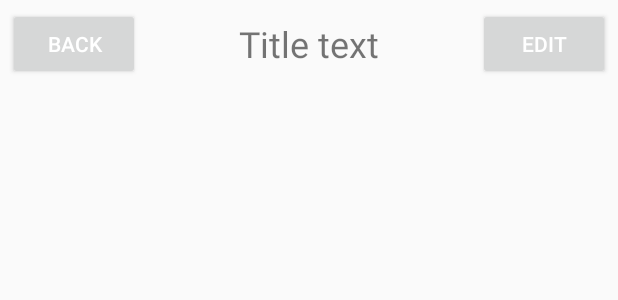
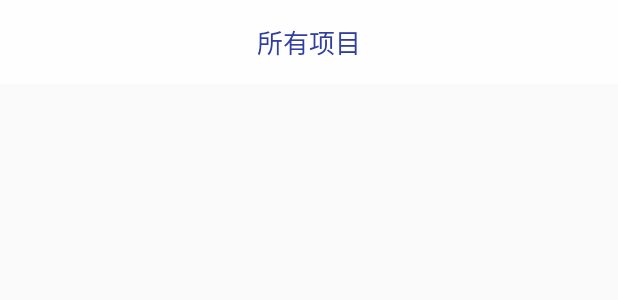
Before and after one commit to SkySeaOK/Machinedone, an Android app: the layout title.xml on its own in the app's theme, with its tools: preview values and no code run, on a phone screen of 412 x 824 dp. Shown: the top 300 px of the screen. Run offline under Robolectric (Android 15) with nearby library versions, the light colour scheme and no system bars.

Commit message:
自定义Toolbar

```diff
--- a/app/src/main/res/layout/main_activity.xml
+++ b/app/src/main/res/layout/main_activity.xml
@@ -7,26 +7,28 @@
     android:orientation="vertical"
     android:background="#F4F4F4"
     tools:context="com.example.develop.machinedone.main.MainActivity">
-    <android.support.v7.widget.Toolbar
-        android:id="@+id/main_toolbar"
-        android:background="#FEFEFE"
-        android:layout_width="match_parent"
-        android:layout_height="wrap_content">
-        <TextView
-            android:layout_width="wrap_content"
-            android:layout_height="wrap_content"
-            android:layout_centerInParent="true"
-            android:layout_gravity="center"
-            android:text="@string/toolbar_title"
-            android:textColor="#303F9F"
-            android:textSize="17sp" />
-        <ImageView
-            android:id="@+id/toolbar_img"
-            android:layout_centerInParent="true"
-            android:layout_gravity="end"
-            android:layout_width="wrap_content"
-            android:layout_height="wrap_content" />
-    </android.support.v7.widget.Toolbar>
+
+    <include layout="@layout/title"/>
+    <!--<android.support.v7.widget.Toolbar-->
+        <!--android:id="@+id/main_toolbar"-->
+        <!--android:background="#FEFEFE"-->
+        <!--android:layout_width="match_parent"-->
+        <!--android:layout_height="wrap_content">-->
+        <!--<TextView-->
+            <!--android:layout_width="wrap_content"-->
+            <!--android:layout_height="wrap_content"-->
+            <!--android:layout_centerInParent="true"-->
+            <!--android:layout_gravity="center"-->
+            <!--android:text="@string/toolbar_title"-->
+            <!--android:textColor="#303F9F"-->
+            <!--android:textSize="17sp" />-->
+        <!--<ImageView-->
+            <!--android:id="@+id/toolbar_img"-->
+            <!--android:layout_centerInParent="true"-->
+            <!--android:layout_gravity="end"-->
+            <!--android:layout_width="wrap_content"-->
+            <!--android:layout_height="wrap_content" />-->
+    <!--</android.support.v7.widget.Toolbar>-->
     <ListView
         android:id="@+id/main_list"
         android:background="#F4F4F4"
--- a/app/src/main/res/layout/title.xml
+++ b/app/src/main/res/layout/title.xml
@@ -4,31 +4,24 @@
     android:layout_width="match_parent"
     android:layout_height="wrap_content">
 
-    <Button
-        android:id="@+id/title_back"
-        android:layout_width="wrap_content"
-        android:layout_height="wrap_content"
-        android:layout_gravity="center"
-        android:layout_margin="5dp"
-        android:text="Back"
-        android:textColor="#fff"/>
-
-    <TextView
-        android:id="@+id/title_text"
-        android:layout_width="0dp"
-        android:layout_height="wrap_content"
-        android:layout_gravity="center"
-        android:layout_weight="1"
-        android:gravity="center"
-        android:text="Title text"
-        android:textSize="24sp"/>
-
-    <Button
-        android:id="@+id/title_edit"
-        android:layout_width="wrap_content"
-        android:layout_height="wrap_content"
-        android:layout_gravity="center"
-        android:layout_margin="5dp"
-        android:text="Edit"
-        android:textColor="#fff"/>
+    <android.support.v7.widget.Toolbar
+        android:id="@+id/main_toolbar"
+        android:background="#FEFEFE"
+        android:layout_width="match_parent"
+        android:layout_height="wrap_content">
+        <TextView
+            android:layout_width="wrap_content"
+            android:layout_height="wrap_content"
+            android:layout_centerInParent="true"
+            android:layout_gravity="center"
+            android:text="@string/toolbar_title"
+            android:textColor="#303F9F"
+            android:textSize="17sp" />
+        <ImageView
+            android:id="@+id/toolbar_img"
+            android:layout_centerInParent="true"
+            android:layout_gravity="end"
+            android:layout_width="wrap_content"
+            android:layout_height="wrap_content" />
+    </android.support.v7.widget.Toolbar>
 </LinearLayout>
```
